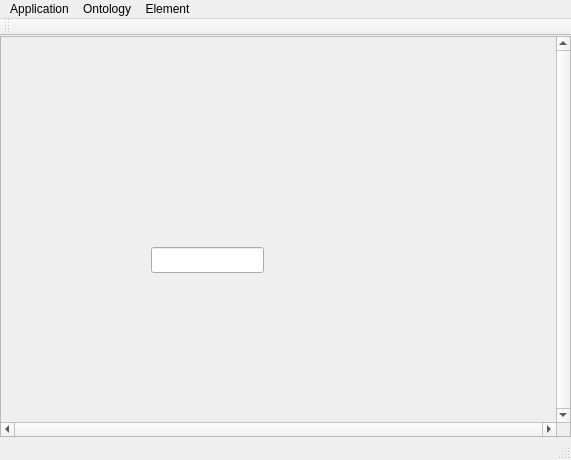
mbdevpl/GrafOnto, file src/mainwindow.ui: the form before one commit.
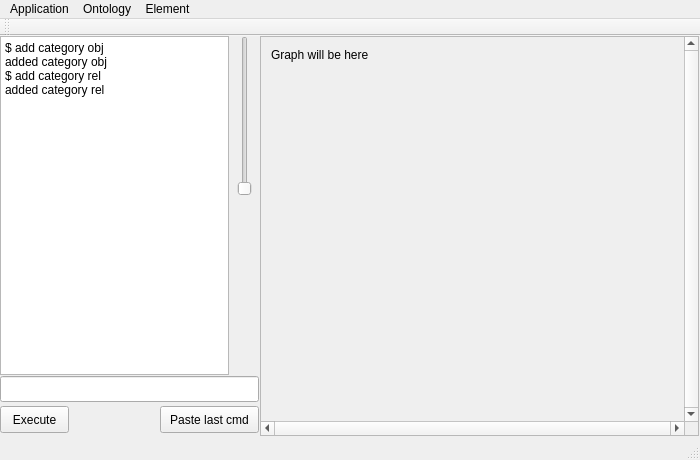
The form after the commit.

Diff of the .ui file:
```diff
--- a/src/mainwindow.ui
+++ b/src/mainwindow.ui
@@ -6,7 +6,7 @@
    <rect>
     <x>0</x>
     <y>0</y>
-    <width>571</width>
+    <width>700</width>
     <height>460</height>
    </rect>
   </property>
@@ -17,15 +17,15 @@
    <widget class="QScrollArea" name="scrollArea">
     <property name="geometry">
      <rect>
-      <x>0</x>
+      <x>260</x>
       <y>0</y>
-      <width>571</width>
-      <height>401</height>
+      <width>439</width>
+      <height>400</height>
      </rect>
     </property>
     <property name="sizePolicy">
-     <sizepolicy hsizetype="Maximum" vsizetype="Maximum">
-      <horstretch>0</horstretch>
+     <sizepolicy hsizetype="Expanding" vsizetype="Expanding">
+      <horstretch>1</horstretch>
       <verstretch>0</verstretch>
      </sizepolicy>
     </property>
@@ -43,39 +43,101 @@
       <rect>
        <x>0</x>
        <y>0</y>
-       <width>556</width>
-       <height>386</height>
+       <width>424</width>
+       <height>385</height>
       </rect>
      </property>
-     <widget class="QWidget" name="widget" native="true">
+     <widget class="QLabel" name="label_2">
       <property name="geometry">
        <rect>
-        <x>60</x>
-        <y>40</y>
-        <width>120</width>
-        <height>80</height>
+        <x>10</x>
+        <y>10</y>
+        <width>121</width>
+        <height>16</height>
        </rect>
       </property>
-     </widget>
-     <widget class="QLineEdit" name="lineEdit">
-      <property name="geometry">
-       <rect>
-        <x>150</x>
-        <y>210</y>
-        <width>113</width>
-        <height>26</height>
-       </rect>
+      <property name="text">
+       <string>Graph will be here</string>
       </property>
      </widget>
     </widget>
    </widget>
+   <widget class="QSlider" name="verticalSlider">
+    <property name="geometry">
+     <rect>
+      <x>230</x>
+      <y>0</y>
+      <width>29</width>
+      <height>160</height>
+     </rect>
+    </property>
+    <property name="orientation">
+     <enum>Qt::Vertical</enum>
+    </property>
+   </widget>
+   <widget class="QLineEdit" name="commandLine">
+    <property name="geometry">
+     <rect>
+      <x>0</x>
+      <y>340</y>
+      <width>259</width>
+      <height>26</height>
+     </rect>
+    </property>
+    <property name="text">
+     <string/>
+    </property>
+   </widget>
+   <widget class="QPlainTextEdit" name="commandHistory">
+    <property name="geometry">
+     <rect>
+      <x>0</x>
+      <y>0</y>
+      <width>229</width>
+      <height>339</height>
+     </rect>
+    </property>
+    <property name="plainText">
+     <string>$ add category obj
+added category obj
+$ add category rel
+added category rel
+</string>
+    </property>
+   </widget>
+   <widget class="QPushButton" name="bExecute">
+    <property name="geometry">
+     <rect>
+      <x>0</x>
+      <y>370</y>
+      <width>69</width>
+      <height>27</height>
+     </rect>
+    </property>
+    <property name="text">
+     <string>Execute</string>
+    </property>
+   </widget>
+   <widget class="QPushButton" name="pushButton">
+    <property name="geometry">
+     <rect>
+      <x>160</x>
+      <y>370</y>
+      <width>99</width>
+      <height>27</height>
+     </rect>
+    </property>
+    <property name="text">
+     <string>Paste last cmd</string>
+    </property>
+   </widget>
   </widget>
   <widget class="QMenuBar" name="menuBar">
    <property name="geometry">
     <rect>
      <x>0</x>
      <y>0</y>
-     <width>571</width>
+     <width>700</width>
      <height>24</height>
     </rect>
    </property>
```
Left out of the diff: 10 changed lines with no effect on the pictures.
